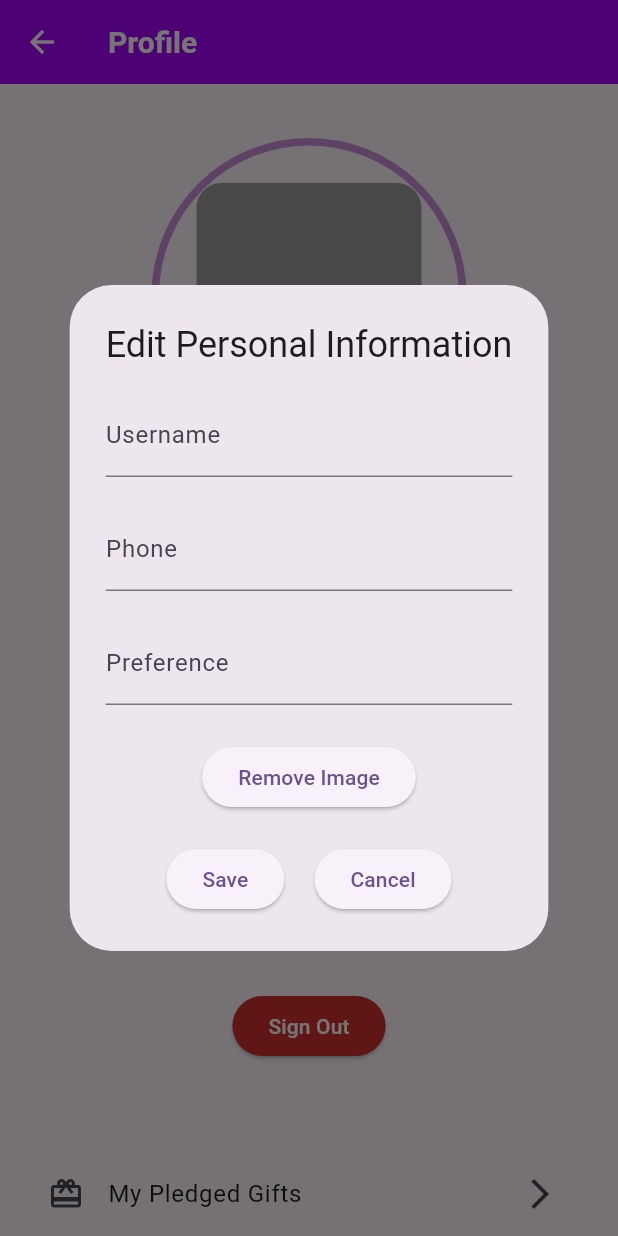
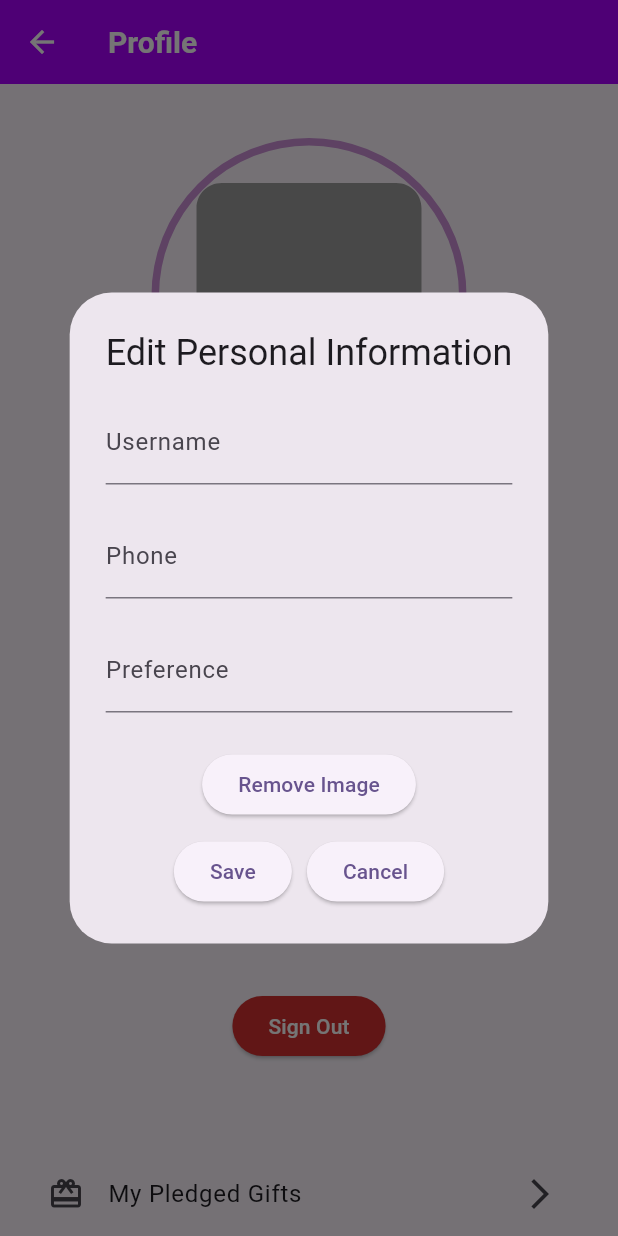
Before and after one commit to ShadyGirgis79/Hedieaty-Mobile-App, a Flutter app: the ProfilePage screen opened by its route, after a tap on "Update Personal Information", on a phone screen of 412 x 824 dp. Run offline on Flutter 3.47's test engine with Material 3 defaults, Android fonts, the phone set to English and light mode, and no system bars; our stand-ins replace connectivity_plus, firebase_auth, firebase_core, firebase_database, firebase_storage, image_picker and 1 more; accounts and stored records are empty.

Commit message:
Flexible for all devices

```diff
--- a/lib/Profile/ProfilePage.dart
+++ b/lib/Profile/ProfilePage.dart
@@ -76,7 +76,6 @@ class _ProfilePageState extends State<ProfilePage> {
     final phoneController = TextEditingController(text: phoneNumber);
     final preferenceController = TextEditingController(text: preference);
 
-    // Error message variable
     String phoneError = '';
 
     showDialog(
@@ -84,7 +83,8 @@ class _ProfilePageState extends State<ProfilePage> {
       builder: (BuildContext context) {
         return AlertDialog(
           title: const Text("Edit Personal Information"),
-          content: Column(
+          content: SingleChildScrollView( // Make content scrollable
+            child: Column(
               mainAxisSize: MainAxisSize.min,
               children: [
                 TextField(
@@ -92,13 +92,13 @@ class _ProfilePageState extends State<ProfilePage> {
                   controller: usernameController,
                 ),
                 const SizedBox(height: 20),
-              // Phone field with error message
                 TextField(
                   decoration: InputDecoration(
                     labelText: "Phone",
                     errorText: phoneError.isEmpty ? null : phoneError,
                   ),
                   controller: phoneController,
+                  keyboardType: TextInputType.phone,
                 ),
                 const SizedBox(height: 20),
                 TextField(
@@ -107,12 +107,12 @@ class _ProfilePageState extends State<ProfilePage> {
                 ),
               ],
             ),
+          ),
           actions: [
-
             Column(
               children: [
                 ElevatedButton(
-                    onPressed: () async{
+                  onPressed: () async {
                     await profileController.storeProfileImage('', currentUserID.hashCode);
                     showMessage(context, 'Profile Image has been removed');
                     setState(() {
@@ -122,15 +122,13 @@ class _ProfilePageState extends State<ProfilePage> {
                   },
                   child: const Text("Remove Image"),
                 ),
-
-                SizedBox(height: 20,),
-
+                const SizedBox(height: 10),
                 Row(
                   mainAxisAlignment: MainAxisAlignment.center,
                   children: [
-                    ElevatedButton(
+                    Flexible(
+                      child: ElevatedButton(
                         onPressed: () async {
-                        // Validate phone number
                           if (validatePhoneNumber(phoneController.text)) {
                             await ProfileController().updateUserData(
                               newName: usernameController.text,
@@ -142,31 +140,27 @@ class _ProfilePageState extends State<ProfilePage> {
                               phoneNumber = phoneController.text;
                               preference = preferenceController.text;
                             });
-                          // Close dialog
                             Navigator.of(context).pop();
-                        }
-                        else {
-                          // Set error message if phone number is invalid
+                          } else {
                             showMessage(context, 'Please enter a valid phone number');
                           }
                         },
                         child: const Text("Save"),
                       ),
-
-                    SizedBox(width: 20),
-
-                    ElevatedButton(
+                    ),
+                    const SizedBox(width: 10),
+                    Flexible(
+                      child: ElevatedButton(
                         onPressed: () {
                           Navigator.of(context).pop();
                         },
                         child: const Text("Cancel"),
                       ),
-                  ],
-                )
-
+                    ),
                   ],
                 ),
-
+              ],
+            ),
           ],
         );
       },
```
Lines whose indentation alone changed are shown as unchanged.
